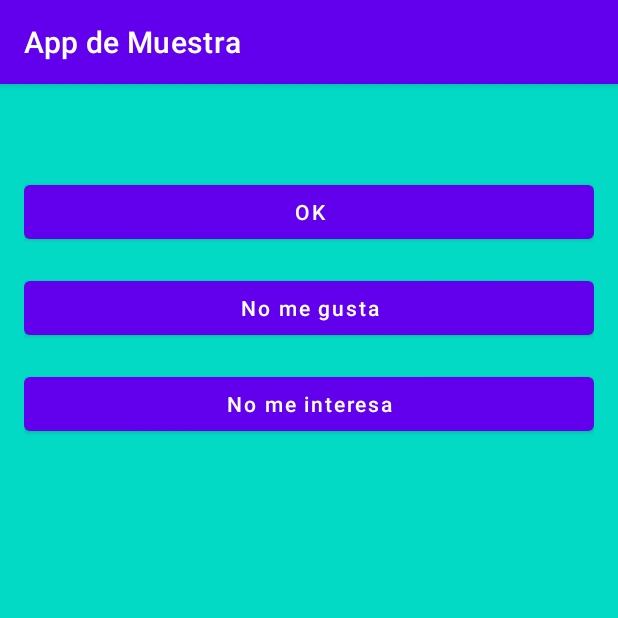
After one commit to leoacevedo/calculadora-imc, an Android app: the SecondActivity screen opened directly, with no data from a screen before it, on a phone screen of 412 x 824 dp, the top half of it. The commit adds this screen. Run offline under Robolectric (Android 15) with nearby library versions, the phone set to English and light mode, and no system bars.

Commit message:
Ejemplo comunicacion entre Activities

```diff
--- a/app/src/main/AndroidManifest.xml
+++ b/app/src/main/AndroidManifest.xml
@@ -16,6 +16,8 @@
                 <category android:name="android.intent.category.LAUNCHER" />
             </intent-filter>
         </activity>
+
+        <activity android:name=".SecondActivity" />
     </application>
 
 </manifest>
--- /dev/null
+++ b/app/src/main/java/com/leolei/myapplication/SecondActivity.kt
@@ -0,0 +1,62 @@
+package com.leolei.myapplication
+
+import android.content.Intent
+import android.os.Bundle
+import android.view.View
+import android.widget.Button
+import android.widget.TextView
+import androidx.appcompat.app.AppCompatActivity
+
+class SecondActivity : AppCompatActivity(), View.OnClickListener {
+    companion object {
+        val EXTRA_RESULTADO = "RESULTADO"
+        val EXTRA_DIAGNOSTICO = "DIAGNOSTICO"
+
+        val REQUEST = 8182
+        val BTN_OK = 1
+        val BTN_NO_ME_GUSTA = 2
+        val BTN_NO_ME_INTERESA = 3
+    }
+
+    override fun onCreate(savedInstanceState: Bundle?) {
+        super.onCreate(savedInstanceState)
+        setContentView(R.layout.activity_second)
+
+        val resultado = intent.getStringExtra(EXTRA_DIAGNOSTICO)
+
+        val texto: TextView = findViewById(R.id.texto)
+        texto.text = resultado
+
+        val ok : Button = findViewById(R.id.ok)
+        val noMeGusta : Button = findViewById(R.id.no_me_gusta)
+        val noMeInteresa : Button = findViewById(R.id.no_me_interesa)
+
+        ok.setOnClickListener(this)
+        noMeGusta.setOnClickListener(this)
+        noMeInteresa.setOnClickListener(this)
+    }
+
+    private fun devolverResultado(boton: Int) {
+        val data = Intent()
+        data.putExtra(EXTRA_RESULTADO, boton)
+        setResult(RESULT_OK, data)
+        finish()
+    }
+
+    override fun onClick(v: View?) {
+        val boton = when (v?.id) {
+            R.id.ok -> BTN_OK
+            R.id.no_me_gusta -> BTN_NO_ME_GUSTA
+            R.id.no_me_interesa -> BTN_NO_ME_INTERESA
+            else -> -1
+        }
+        if (boton != -1) {
+            devolverResultado(boton)
+        }
+    }
+
+    override fun onBackPressed() {
+        setResult(RESULT_CANCELED)
+        super.onBackPressed()
+    }
+}
--- /dev/null
+++ b/app/src/main/res/layout/activity_second.xml
@@ -0,0 +1,47 @@
+<?xml version="1.0" encoding="utf-8"?>
+<androidx.constraintlayout.widget.ConstraintLayout xmlns:android="http://schemas.android.com/apk/res/android"
+    android:layout_width="match_parent"
+    android:layout_height="match_parent"
+    xmlns:tools="http://schemas.android.com/tools"
+    xmlns:app="http://schemas.android.com/apk/res-auto"
+    android:paddingHorizontal="16dp"
+    android:background="@color/teal_200">
+
+    <TextView
+        android:id="@+id/texto"
+        android:layout_width="match_parent"
+        android:layout_height="wrap_content"
+        android:textSize="34sp"
+        android:gravity="center_horizontal"
+        tools:text="A ver "
+        app:layout_constraintTop_toTopOf="parent"
+        />
+
+    <Button
+        android:id="@+id/ok"
+        android:layout_width="match_parent"
+        android:layout_height="wrap_content"
+        android:text="OK"
+        android:textAllCaps="false"
+        android:layout_marginTop="16dp"
+        app:layout_constraintTop_toBottomOf="@id/texto" />
+
+    <Button
+        android:id="@+id/no_me_gusta"
+        android:layout_width="match_parent"
+        android:layout_height="wrap_content"
+        android:text="No me gusta"
+        android:textAllCaps="false"
+        android:layout_marginTop="16dp"
+        app:layout_constraintTop_toBottomOf="@id/ok" />
+
+    <Button
+        android:id="@+id/no_me_interesa"
+        android:layout_width="match_parent"
+        android:layout_height="wrap_content"
+        android:text="No me interesa"
+        android:textAllCaps="false"
+        android:layout_marginTop="16dp"
+        app:layout_constraintTop_toBottomOf="@id/no_me_gusta" />
+
+</androidx.constraintlayout.widget.ConstraintLayout>
--- a/app/src/main/res/values/colors.xml
+++ b/app/src/main/res/values/colors.xml
@@ -7,4 +7,5 @@
     <color name="teal_700">#FF018786</color>
     <color name="black">#FF000000</color>
     <color name="white">#FFFFFFFF</color>
+    <color name="gray">#AAA</color>
 </resources>
```
Also changed, not shown: app/src/main/java/com/leolei/myapplication/MainActivity.kt (+60 -2 lines), app/src/main/res/layout/activity_main.xml (+14 -0 lines).
